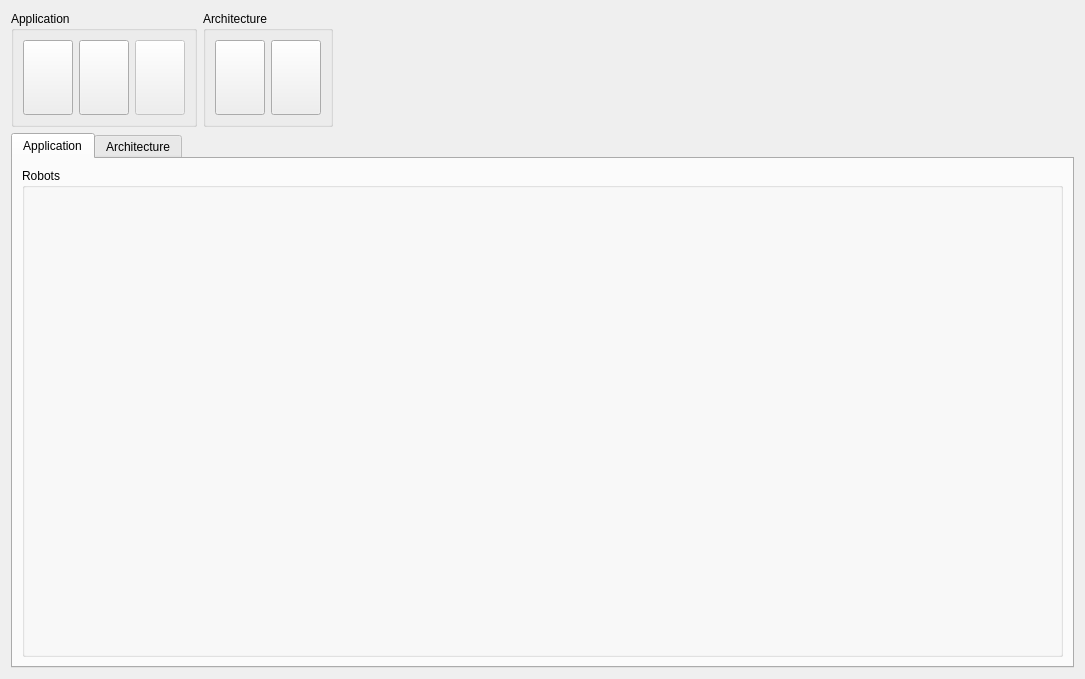
Above: src/Ui/rqt_mrta_widget.ui from adrianohrl/rqt_mrta before the change. Below: the same form after it.
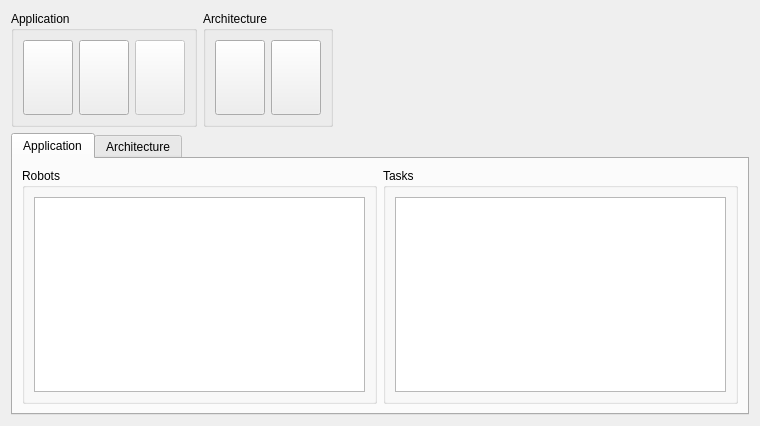
That is the form after the change. Icons and pictures are not drawn.

Patch:
```diff
--- a/src/Ui/rqt_mrta_widget.ui
+++ b/src/Ui/rqt_mrta_widget.ui
@@ -6,8 +6,8 @@
    <rect>
     <x>0</x>
     <y>0</y>
-    <width>1085</width>
-    <height>679</height>
+    <width>760</width>
+    <height>426</height>
    </rect>
   </property>
   <property name="focusPolicy">
@@ -251,6 +251,23 @@
          <property name="title">
           <string>Robots</string>
          </property>
+         <layout class="QGridLayout" name="gridLayout_3">
+          <item row="0" column="0">
+           <widget class="QListWidget" name="robots_list_widget"/>
+          </item>
+         </layout>
+        </widget>
+       </item>
+       <item row="0" column="1">
+        <widget class="QGroupBox" name="tasks_group_box">
+         <property name="title">
+          <string>Tasks</string>
+         </property>
+         <layout class="QGridLayout" name="gridLayout_4">
+          <item row="0" column="0">
+           <widget class="QListWidget" name="tasks_list_widget"/>
+          </item>
+         </layout>
         </widget>
        </item>
       </layout>
```
Left out of the diff: 2 changed lines with no effect on the pictures.
